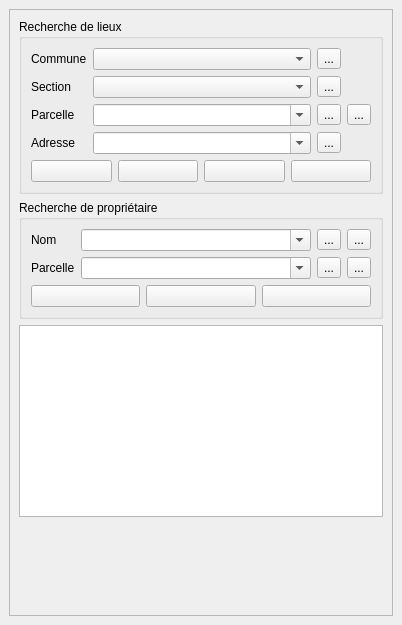
3liz/QgisCadastrePlugin, file cadastre/forms/cadastre_search_form.ui: the form before one commit.
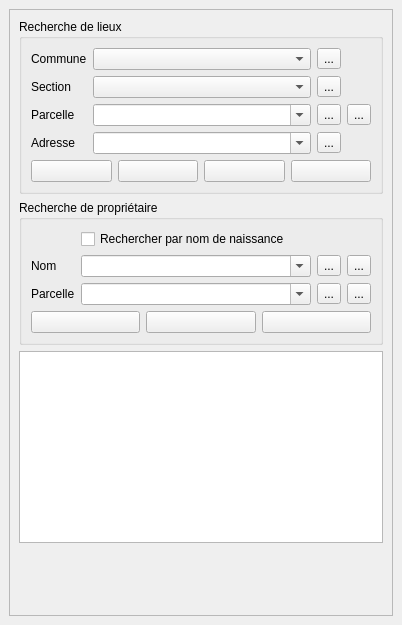
The form after the commit.

Commit message:
Recherche proprio par nom d'usage ou de naissance (#274)
* Allow to search owner by common or birth name

* Use more clear request to search owner by first last name

* Change owner combo label to display CC and First Last name only

Patch:
```diff
--- a/cadastre/forms/cadastre_search_form.ui
+++ b/cadastre/forms/cadastre_search_form.ui
@@ -229,7 +229,7 @@
           <layout class="QVBoxLayout" name="verticalLayout_2">
            <item>
             <layout class="QGridLayout" name="gridLayout_2">
-             <item row="0" column="3">
+             <item row="1" column="3">
               <widget class="QToolButton" name="btExportProprietaire">
                <property name="toolTip">
                 <string>Exporter le relevé de propriété</string>
@@ -239,7 +239,18 @@
                </property>
               </widget>
              </item>
-             <item row="1" column="1">
+             <!--Checkbox-->
+            <item row="0" column="1">
+             <widget class="QCheckBox" name="cbSearchNameBirth">
+              <property name="text">
+               <string>Rechercher par nom de naissance</string>
+              </property>
+              <property name="checked">
+               <bool>false</bool>
+              </property>
+             </widget>
+            </item>
+             <item row="2" column="1">
               <widget class="QComboBox" name="liParcelleProprietaire">
                <property name="sizePolicy">
                 <sizepolicy hsizetype="MinimumExpanding" vsizetype="Fixed">
@@ -252,7 +263,7 @@
                </property>
               </widget>
              </item>
-             <item row="0" column="1">
+             <item row="1" column="1">
               <widget class="QComboBox" name="liProprietaire">
                <property name="sizePolicy">
                 <sizepolicy hsizetype="MinimumExpanding" vsizetype="Fixed">
@@ -265,7 +276,7 @@
                </property>
               </widget>
              </item>
-             <item row="1" column="0">
+             <item row="2" column="0">
               <widget class="QLabel" name="label_3">
                <property name="maximumSize">
                 <size>
@@ -278,14 +289,14 @@
                </property>
               </widget>
              </item>
-             <item row="0" column="0">
+             <item row="1" column="0">
               <widget class="QLabel" name="label_4">
                <property name="text">
                 <string>Nom</string>
                </property>
               </widget>
              </item>
-             <item row="1" column="3">
+             <item row="2" column="3">
               <widget class="QToolButton" name="btExportParcelleProprietaire">
                <property name="toolTip">
                 <string>Exporter le relevé parcellaire</string>
@@ -295,7 +306,7 @@
                </property>
               </widget>
              </item>
-             <item row="0" column="2">
+             <item row="1" column="2">
               <widget class="QToolButton" name="btResetProprietaire">
                <property name="toolTip">
                 <string>Retour à l'ensemble des parcelles</string>
@@ -305,7 +316,7 @@
                </property>
               </widget>
              </item>
-             <item row="1" column="2">
+             <item row="2" column="2">
               <widget class="QToolButton" name="btResetParcelleProprietaire">
                <property name="toolTip">
                 <string>Retour à l'ensemble des parcelles</string>
```
The commit also changes 1 other file.
